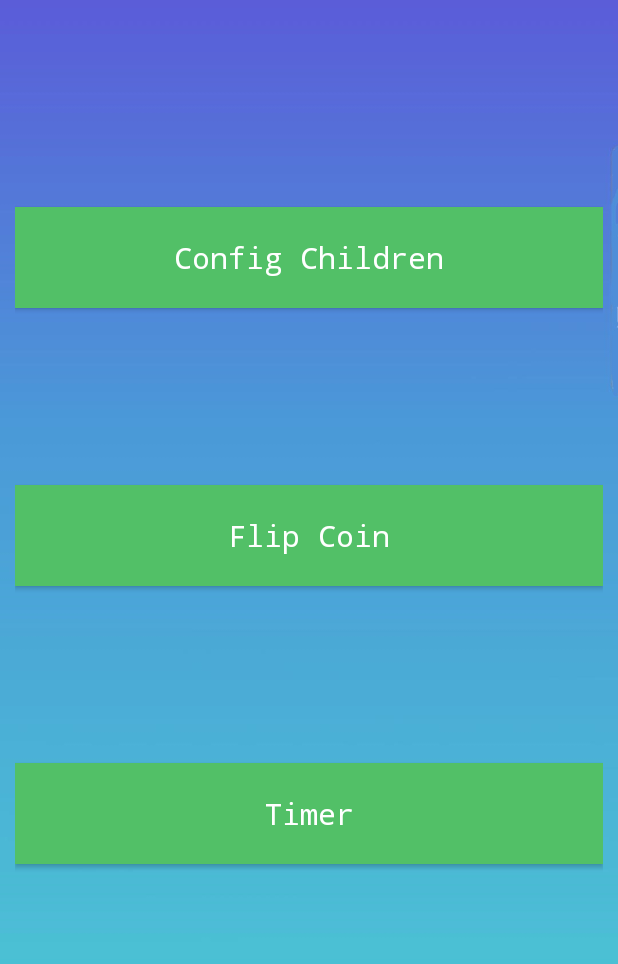
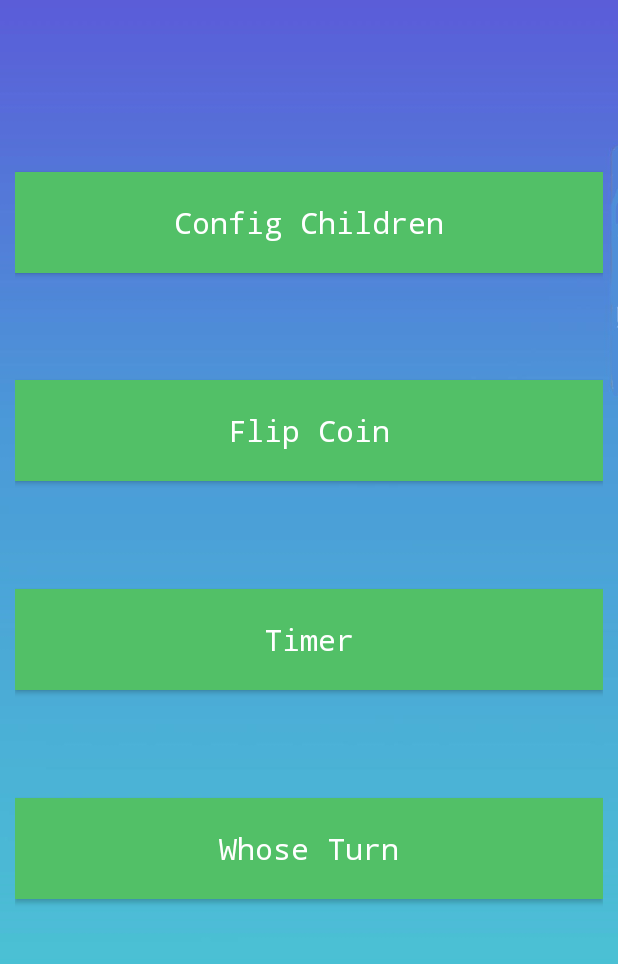
Before and after one commit to KemoLD/Parenting-App, an Android app: the screen it shows after launch (MainActivity), on a phone screen of 412 x 824 dp, the part 268-1232 px from its top. Run offline under Robolectric (Android 15) with nearby library versions, the phone set to English and light mode, and no system bars.

Commit message:
add layout

```diff
--- a/app/src/main/java/com/cmpt276/teal/parentingpro/MainActivity.java
+++ b/app/src/main/java/com/cmpt276/teal/parentingpro/MainActivity.java
@@ -21,6 +21,8 @@ public class MainActivity extends AppCompatActivity implements View.OnClickListe
         findViewById(R.id.btn_config).setOnClickListener(this);
         findViewById(R.id.btn_flip).setOnClickListener(this);
         findViewById(R.id.btn_timer).setOnClickListener(this);
+
+        findViewById(R.id.btn_turns).setOnClickListener(this);
     }
 
     @Override
@@ -41,6 +43,9 @@ public class MainActivity extends AppCompatActivity implements View.OnClickListe
                 startActivity(integer);
                 break;
             }
+            case R.id.btn_turns: {
+                break;
+            }
         }
     }
 }
--- a/app/src/main/res/layout/activity_main.xml
+++ b/app/src/main/res/layout/activity_main.xml
@@ -86,6 +86,19 @@
 
             </LinearLayout>
 
+            <LinearLayout
+                android:layout_width="match_parent"
+                android:layout_height="0dp"
+                android:layout_weight="1"
+                android:orientation="horizontal">
+                <Button
+                    android:id="@+id/btn_turns"
+                    android:layout_width="match_parent"
+                    android:layout_height="wrap_content"
+                    android:text="Whose Turn"
+                    style="@style/main_page_button"/>
+            </LinearLayout>
+
         </LinearLayout>
 
     </LinearLayout>
```
